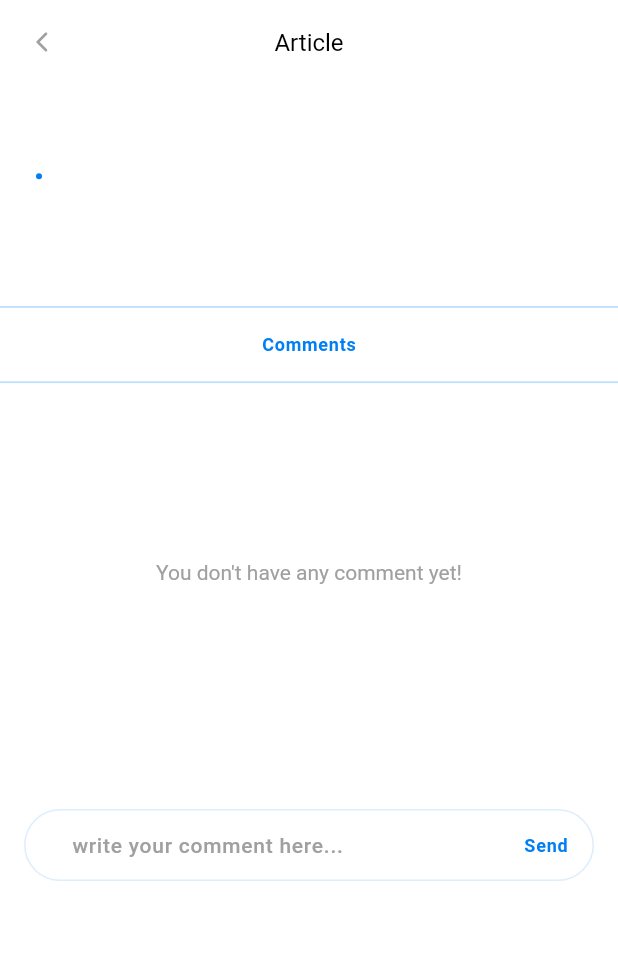
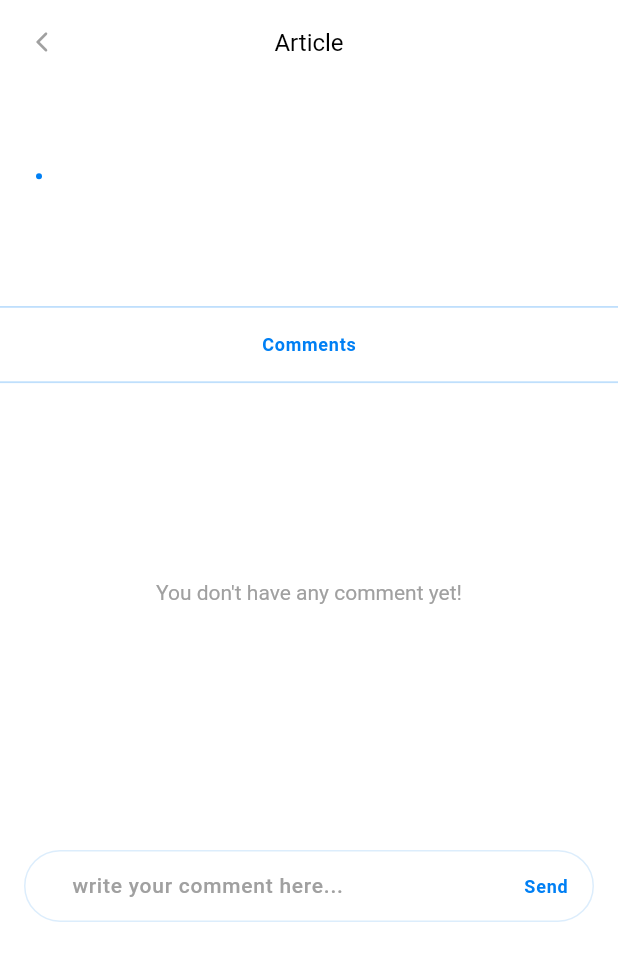
Before and after one commit to AbbasAsadi/crud-application, a Flutter app: the _ArticlePage screen opened directly with empty values, on a phone screen of 412 x 824 dp. Shown: the top 961 px of the screen. Run offline on Flutter 3.47's test engine with Material 3 defaults, Android fonts, the light colour scheme and no system bars; our stand-ins replace dio, flutter_svg, gap, get_it, go_router, logger; network calls fail.

Commit message:
fix showing reply button on our comments improve design article_page.dart

```diff
--- a/lib/src/core/routes/app_routes.dart
+++ b/lib/src/core/routes/app_routes.dart
@@ -1,3 +1,4 @@
+import 'package:crud/src/modules/article_detail/_routes/article_routes.dart';
 import 'package:crud/src/modules/dashboard/routes/dashboard_routes.dart';
 import 'package:crud/src/modules/splash/routes/splash_routes.dart';
 import 'package:flutter/material.dart';
@@ -16,6 +17,7 @@ class AppRoutes {
   static final List<RouteBase> _routeList = [
     SplashRoutes.route,
     DashboardRoutes.pageRoute,
+    ArticleRoutes.pageRoute,
     // HomeRoutes.pageRoute,
   ];
 }
--- a/lib/src/modules/article_detail/_components/empty_comment_state.dart
+++ b/lib/src/modules/article_detail/_components/empty_comment_state.dart
@@ -1,24 +1,17 @@
 import 'package:crud/src/helper/context_extensions.dart';
 import 'package:crud/src/theme/app_colors.dart';
 import 'package:flutter/material.dart';
-import 'package:gap/gap.dart';
 
 class EmptyCommentState extends StatelessWidget {
   const EmptyCommentState({super.key});
 
   @override
   Widget build(BuildContext context) {
-    return Column(
-      children: [
-        const Gap(100),
-        Center(
-          child: Text(
-            "You don't have any comment yet!",
-            style: context.textTheme.headlineSmall?.copyWith(color: AppColors.gray50),
-          ),
-        ),
-        const Gap(100),
-      ],
+    return Center(
+      child: Text(
+        "You don't have any comment yet!",
+        style: context.textTheme.headlineSmall?.copyWith(color: AppColors.gray50),
+      ),
     );
   }
 }
--- a/lib/src/modules/article_detail/_routes/article_routes.dart
+++ b/lib/src/modules/article_detail/_routes/article_routes.dart
@@ -1,11 +1,10 @@
 import 'package:crud/src/modules/article_detail/article_page.dart';
 import 'package:crud/src/modules/home/_model/entity/article_response.dart';
-import 'package:crud/src/modules/home/routes/home_routes.dart';
 import 'package:flutter/material.dart';
 import 'package:go_router/go_router.dart';
 
 class ArticleRoutes {
-  static const _articlePagePath = 'article';
+  static const _articlePagePath = '/article';
 
   static RouteBase pageRoute = GoRoute(
     path: _articlePagePath,
@@ -16,6 +15,6 @@ class ArticleRoutes {
   );
 
   static toArticlePage(BuildContext context, ArticleResponse article) {
-    context.go('${HomeRoutes.homePagePath}/$_articlePagePath', extra: article);
+    context.push(_articlePagePath, extra: article);
   }
 }
--- a/lib/src/modules/article_detail/article_page.dart
+++ b/lib/src/modules/article_detail/article_page.dart
@@ -142,8 +142,10 @@ class _ArticlePage extends StatelessWidget {
     return Selector<ArticleProvider, int>(
       selector: (_, provider) => provider.commentList.length,
       builder: (context, value, child) {
-        if (commentList.isNotEmpty) {
-          return ListView.separated(
+        return Container(
+          constraints: BoxConstraints(minHeight: context.height * .3),
+          child: (commentList.isNotEmpty)
+              ? ListView.separated(
                   physics: const NeverScrollableScrollPhysics(),
                   shrinkWrap: true,
                   itemCount: commentList.length,
@@ -161,10 +163,9 @@ class _ArticlePage extends StatelessWidget {
                       commentModel: commentList[index],
                     );
                   },
+                )
+              : const EmptyCommentState(),
         );
-        } else {
-          return const EmptyCommentState();
-        }
       },
     );
   }
--- a/lib/src/modules/article_detail/article_provider.dart
+++ b/lib/src/modules/article_detail/article_provider.dart
@@ -34,7 +34,7 @@ class ArticleProvider extends SafeProvider {
     if (writeCommentTextController.text.isNotEmpty) {
       commentList.add(
         CommentModel(
-          authorName: "You wrote",
+          authorName: "You Wrote",
           createTime: DateTime.now().formatDate,
           body: writeCommentTextController.text,
         ),
--- a/lib/src/modules/home/routes/home_routes.dart
+++ b/lib/src/modules/home/routes/home_routes.dart
@@ -1,4 +1,3 @@
-import 'package:crud/src/modules/article_detail/_routes/article_routes.dart';
 import 'package:crud/src/modules/home/home_page.dart';
 import 'package:flutter/material.dart';
 import 'package:go_router/go_router.dart';
@@ -14,7 +13,7 @@ class HomeRoutes {
       GoRoute(
         path: homePagePath,
         builder: (context, state) => const HomePage(),
-        routes: [ArticleRoutes.pageRoute],
+        // routes: [ArticleRoutes.pageRoute],
       ),
     ],
   );
```
Lines whose indentation alone changed are shown as unchanged.
